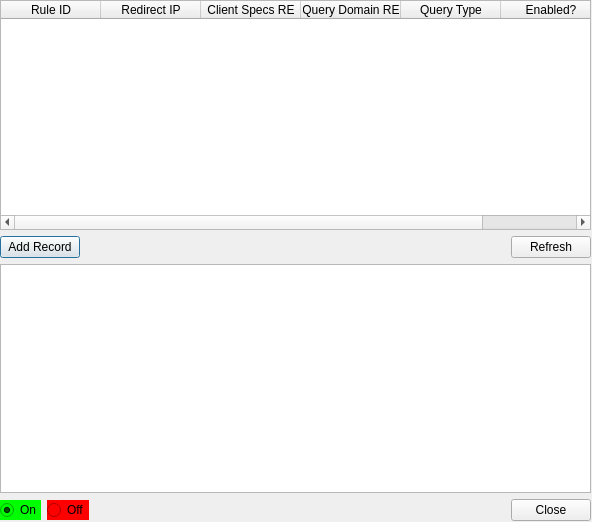
Above: DNS-NG-UI.ui from kashifpk/DNS-NG before the change. Below: the same form after it.
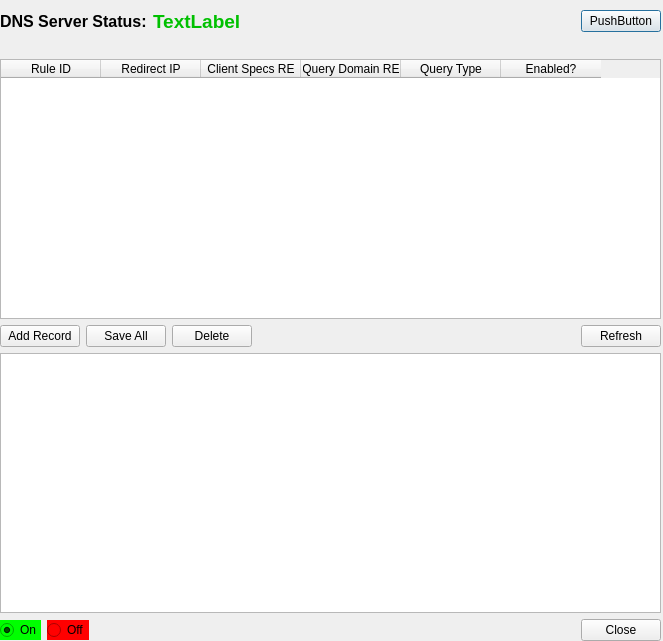
That is the form after the change.

Commit message: Added functionality to add, update and delete redirect records. Also added support for starting and stopping the dns server from within the UI. Minor update to allow hiding and showing incoming dns requests (functionality for it is pending)

Diff of the .ui file:
```diff
--- a/DNS-NG-UI.ui
+++ b/DNS-NG-UI.ui
@@ -6,8 +6,8 @@
    <rect>
     <x>0</x>
     <y>0</y>
-    <width>592</width>
-    <height>522</height>
+    <width>663</width>
+    <height>641</height>
    </rect>
   </property>
   <property name="windowTitle">
@@ -18,14 +18,101 @@
     <rect>
      <x>0</x>
      <y>0</y>
-     <width>591</width>
-     <height>521</height>
+     <width>661</width>
+     <height>641</height>
     </rect>
    </property>
    <layout class="QVBoxLayout" name="verticalLayout">
     <property name="sizeConstraint">
      <enum>QLayout::SetDefaultConstraint</enum>
     </property>
+    <item>
+     <spacer name="verticalSpacer">
+      <property name="orientation">
+       <enum>Qt::Vertical</enum>
+      </property>
+      <property name="sizeType">
+       <enum>QSizePolicy::Fixed</enum>
+      </property>
+      <property name="sizeHint" stdset="0">
+       <size>
+        <width>20</width>
+        <height>10</height>
+       </size>
+      </property>
+     </spacer>
+    </item>
+    <item>
+     <layout class="QHBoxLayout" name="horizontalLayout_4">
+      <item>
+       <widget class="QLabel" name="label">
+        <property name="styleSheet">
+         <string notr="true">font-weight: bold; font-size: 12pt;
+</string>
+        </property>
+        <property name="text">
+         <string>DNS Server Status:</string>
+        </property>
+       </widget>
+      </item>
+      <item>
+       <widget class="QLabel" name="lblServerStatus">
+        <property name="styleSheet">
+         <string notr="true">color: rgb(0, 192, 0);
+font-weight: bold;
+font-size: 14pt;
+</string>
+        </property>
+        <property name="text">
+         <string>TextLabel</string>
+        </property>
+       </widget>
+      </item>
+      <item>
+       <widget class="QLabel" name="lblServerPID">
+        <property name="text">
+         <string/>
+        </property>
+       </widget>
+      </item>
+      <item>
+       <spacer name="horizontalSpacer_3">
+        <property name="orientation">
+         <enum>Qt::Horizontal</enum>
+        </property>
+        <property name="sizeHint" stdset="0">
+         <size>
+          <width>40</width>
+          <height>20</height>
+         </size>
+        </property>
+       </spacer>
+      </item>
+      <item>
+       <widget class="QPushButton" name="cmdToggleServer">
+        <property name="text">
+         <string>PushButton</string>
+        </property>
+       </widget>
+      </item>
+     </layout>
+    </item>
+    <item>
+     <spacer name="verticalSpacer_2">
+      <property name="orientation">
+       <enum>Qt::Vertical</enum>
+      </property>
+      <property name="sizeType">
+       <enum>QSizePolicy::Fixed</enum>
+      </property>
+      <property name="sizeHint" stdset="0">
+       <size>
+        <width>20</width>
+        <height>20</height>
+       </size>
+      </property>
+     </spacer>
+    </item>
     <item>
      <widget class="QTableWidget" name="tblRedirects">
       <property name="minimumSize">
@@ -78,6 +165,26 @@
         </property>
        </widget>
       </item>
+      <item>
+       <widget class="QPushButton" name="cmdSave">
+        <property name="toolTip">
+         <string>Save all changed and added records</string>
+        </property>
+        <property name="text">
+         <string>Save All</string>
+        </property>
+       </widget>
+      </item>
+      <item>
+       <widget class="QPushButton" name="cmdDelete">
+        <property name="toolTip">
+         <string>Delete currently selected row</string>
+        </property>
+        <property name="text">
+         <string>Delete</string>
+        </property>
+       </widget>
+      </item>
       <item>
        <spacer name="horizontalSpacer_2">
         <property name="orientation">
```
Left out of the diff: 6 changed lines with no effect on the pictures. The commit also changes 6 other files.
